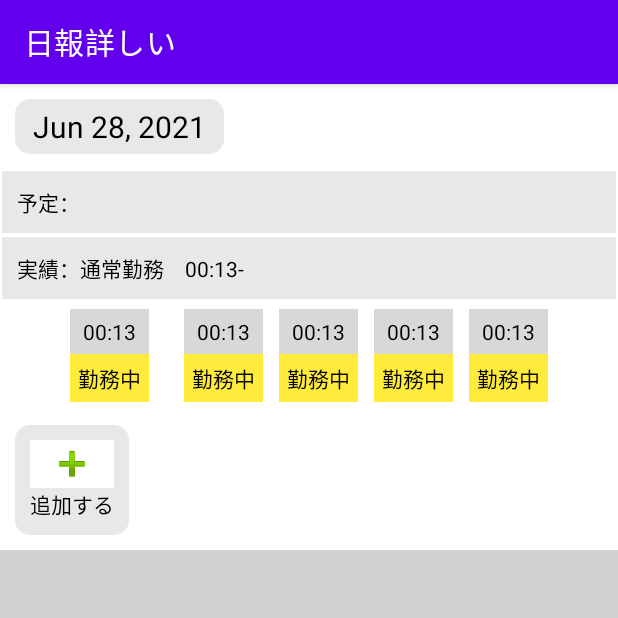
After one commit to chenzhizsqq/CzOffice, an Android app: the ReportDetail screen opened directly, with no data from a screen before it, on a phone screen of 412 x 824 dp, the top half of it. The commit adds this screen. Run offline under Robolectric (Android 15) with nearby library versions, the phone set to English and light mode, and no system bars.

Commit message:
主画面，第四个次画面 -》 日报详细页面 基本设计80%

```diff
--- /dev/null
+++ b/app/src/main/java/com/example/etoffice/ui/report/ReportDetail.kt
@@ -0,0 +1,12 @@
+package com.example.etoffice.ui.report
+
+import androidx.appcompat.app.AppCompatActivity
+import android.os.Bundle
+import com.example.etoffice.R
+
+class ReportDetail : AppCompatActivity() {
+    override fun onCreate(savedInstanceState: Bundle?) {
+        super.onCreate(savedInstanceState)
+        setContentView(R.layout.activity_report_detail)
+    }
+}
--- a/app/src/main/java/com/example/etoffice/ui/report/ReportFragment.kt
+++ b/app/src/main/java/com/example/etoffice/ui/report/ReportFragment.kt
@@ -1,11 +1,14 @@
 package com.example.etoffice.ui.report
 
+import android.content.Intent
 import android.os.Bundle
 import android.view.LayoutInflater
 import android.view.View
 import android.view.ViewGroup
+import android.widget.TableRow
 import androidx.fragment.app.Fragment
 import com.example.etoffice.R
+import com.example.etoffice.ui.MyPage.MyPagePlaceSettingActivity
 
 class ReportFragment : Fragment() {
 
@@ -14,7 +17,17 @@ class ReportFragment : Fragment() {
             container: ViewGroup?,
             savedInstanceState: Bundle?
     ): View? {
-        return inflater.inflate(R.layout.fragment_scrolling_report, container, false)
+        val root = inflater.inflate(R.layout.fragment_scrolling_report, container, false)
+
+
+        //report_info_title
+        val pTableRowInfoTitle: TableRow = root.findViewById(R.id.report_info_title_1) as TableRow
+        pTableRowInfoTitle.setOnClickListener(View.OnClickListener {
+            val intent = Intent(activity, ReportDetail::class.java)
+            startActivity(intent)
+        })
+
+        return root
     }
 
     companion object {
--- a/app/src/main/res/drawable/ic_round_edge_grey.xml
+++ b/app/src/main/res/drawable/ic_round_edge_grey.xml
@@ -1,6 +1,6 @@
 <?xml version="1.0" encoding="utf-8"?>
 <shape xmlns:android="http://schemas.android.com/apk/res/android">
-    <solid android:color="#808080" />
+    <solid android:color="#E8E8E8" />
     <corners android:radius="10dp" />
     <padding
         android:left="5dp"
--- /dev/null
+++ b/app/src/main/res/layout/activity_report_detail.xml
@@ -0,0 +1,284 @@
+<?xml version="1.0" encoding="utf-8"?>
+<androidx.core.widget.NestedScrollView xmlns:android="http://schemas.android.com/apk/res/android"
+    xmlns:app="http://schemas.android.com/apk/res-auto"
+    xmlns:tools="http://schemas.android.com/tools"
+    android:layout_width="match_parent"
+    android:layout_height="match_parent"
+    tools:context=".ui.report.ReportFragment"
+
+    android:background="#D1D1D1">
+
+
+    <TableLayout
+        android:layout_width="match_parent"
+        android:layout_height="wrap_content"
+        android:textAlignment="textStart"
+        android:background="#FFFFFF">
+
+        <TableRow
+            android:padding="10dp"
+            android:layout_width="match_parent"
+            android:layout_height="match_parent">
+
+            <TextView
+                android:background="@drawable/ic_round_edge_grey"
+                android:layout_width="wrap_content"
+                android:layout_height="wrap_content"
+                android:textSize="20dp"
+                android:gravity="center"
+                android:text="Jun 28, 2021"
+                android:textColor="#000000"
+                android:layout_span="2"/>
+        </TableRow>
+
+        <TableRow
+            android:layout_width="match_parent"
+            android:layout_height="wrap_content"
+            android:layout_margin="1dp"
+            android:background="#E8E8E8"
+            android:gravity="left"
+            android:orientation="vertical"
+            android:padding="10dp">
+
+
+            <TextView
+                android:text="予定："
+                android:textColor="@color/black"   android:layout_span="5"/>
+        </TableRow>
+
+        <TableRow
+            android:layout_width="match_parent"
+            android:layout_height="wrap_content"
+            android:layout_margin="1dp"
+            android:background="#E8E8E8"
+            android:gravity="left"
+            android:orientation="vertical"
+            android:padding="10dp">
+
+
+            <TextView
+                android:text="実績：通常勤務　00:13-"
+                android:textColor="@color/black"   android:layout_span="5"/>
+        </TableRow>
+
+        <TableRow
+            android:gravity="center"
+            android:layout_width="match_parent"
+            android:layout_height="match_parent">
+
+
+            <TableLayout
+                android:padding="5dp"
+                android:layout_width="match_parent"
+                android:layout_height="match_parent">
+
+                <TableRow
+                    android:layout_width="match_parent"
+                    android:layout_height="match_parent">
+
+                    <TextView
+                        android:padding="5dp"
+                        android:layout_width="match_parent"
+                        android:layout_height="wrap_content"
+                        android:gravity="center"
+                        android:text="00:13"
+                        android:textColor="#000000"
+                        android:background="#D8D8D8" />
+                </TableRow>
+
+                <TableRow
+                    android:layout_width="match_parent"
+                    android:layout_height="match_parent">
+
+                    <TextView
+                        android:padding="5dp"
+                        android:layout_width="match_parent"
+                        android:layout_height="wrap_content"
+                        android:gravity="center"
+                        android:text="勤務中"
+                        android:textColor="#000000"
+                        android:background="#FFEB3B"/>
+                </TableRow>
+
+            </TableLayout>
+            <TableLayout
+                android:padding="5dp"
+                android:layout_width="match_parent"
+                android:layout_height="match_parent">
+
+                <TableRow
+                    android:layout_width="match_parent"
+                    android:layout_height="match_parent">
+
+                    <TextView
+                        android:padding="5dp"
+                        android:layout_width="match_parent"
+                        android:layout_height="wrap_content"
+                        android:gravity="center"
+                        android:text="00:13"
+                        android:textColor="#000000"
+                        android:background="#D8D8D8" />
+                </TableRow>
+
+                <TableRow
+                    android:layout_width="match_parent"
+                    android:layout_height="match_parent">
+
+                    <TextView
+                        android:padding="5dp"
+                        android:layout_width="match_parent"
+                        android:layout_height="wrap_content"
+                        android:gravity="center"
+                        android:text="勤務中"
+                        android:textColor="#000000"
+                        android:background="#FFEB3B"/>
+                </TableRow>
+
+            </TableLayout>
+            <TableLayout
+                android:padding="5dp"
+                android:layout_width="match_parent"
+                android:layout_height="match_parent">
+
+                <TableRow
+                    android:layout_width="match_parent"
+                    android:layout_height="match_parent">
+
+                    <TextView
+                        android:padding="5dp"
+                        android:layout_width="match_parent"
+                        android:layout_height="wrap_content"
+                        android:gravity="center"
+                        android:text="00:13"
+                        android:textColor="#000000"
+                        android:background="#D8D8D8" />
+                </TableRow>
+
+                <TableRow
+                    android:layout_width="match_parent"
+                    android:layout_height="match_parent">
+
+                    <TextView
+                        android:padding="5dp"
+                        android:layout_width="match_parent"
+                        android:layout_height="wrap_content"
+                        android:gravity="center"
+                        android:text="勤務中"
+                        android:textColor="#000000"
+                        android:background="#FFEB3B"/>
+                </TableRow>
+
+            </TableLayout>
+            <TableLayout
+                android:padding="5dp"
+                android:layout_width="match_parent"
+                android:layout_height="match_parent">
+
+                <TableRow
+                    android:layout_width="match_parent"
+                    android:layout_height="match_parent">
+
+                    <TextView
+                        android:padding="5dp"
+                        android:layout_width="match_parent"
+                        android:layout_height="wrap_content"
+                        android:gravity="center"
+                        android:text="00:13"
+                        android:textColor="#000000"
+                        android:background="#D8D8D8" />
+                </TableRow>
+
+                <TableRow
+                    android:layout_width="match_parent"
+                    android:layout_height="match_parent">
+
+                    <TextView
+                        android:padding="5dp"
+                        android:layout_width="match_parent"
+                        android:layout_height="wrap_content"
+                        android:gravity="center"
+                        android:text="勤務中"
+                        android:textColor="#000000"
+                        android:background="#FFEB3B"/>
+                </TableRow>
+
+            </TableLayout>
+            <TableLayout
+                android:padding="5dp"
+                android:layout_width="match_parent"
+                android:layout_height="match_parent">
+
+                <TableRow
+                    android:layout_width="match_parent"
+                    android:layout_height="match_parent">
+
+                    <TextView
+                        android:padding="5dp"
+                        android:layout_width="match_parent"
+                        android:layout_height="wrap_content"
+                        android:gravity="center"
+                        android:text="00:13"
+                        android:textColor="#000000"
+                        android:background="#D8D8D8" />
+                </TableRow>
+
+                <TableRow
+                    android:layout_width="match_parent"
+                    android:layout_height="match_parent">
+
+                    <TextView
+                        android:padding="5dp"
+                        android:layout_width="match_parent"
+                        android:layout_height="wrap_content"
+                        android:gravity="center"
+                        android:text="勤務中"
+                        android:textColor="#000000"
+                        android:background="#FFEB3B"/>
+                </TableRow>
+
+            </TableLayout>
+        </TableRow>
+        <TableRow
+            android:padding="10dp"
+            android:layout_width="match_parent"
+            android:layout_height="match_parent">
+
+            <TableLayout
+                android:background="@drawable/ic_round_edge_grey"
+                android:padding="10dp"
+                android:layout_width="match_parent"
+                android:layout_height="match_parent"
+                >
+
+                <TableRow
+                    android:layout_width="match_parent"
+                    android:layout_height="match_parent">
+
+                    <ImageButton
+                        android:id="@+id/imageButton"
+                        android:layout_width="0dp"
+                        android:layout_height="wrap_content"
+                        android:background="#FFFFFF"
+                        app:srcCompat="@android:drawable/ic_input_add" />
+                </TableRow>
+
+                <TableRow
+                    android:layout_width="match_parent"
+                    android:layout_height="match_parent">
+
+                    <TextView
+                        android:layout_width="match_parent"
+                        android:layout_height="wrap_content"
+                        android:gravity="center"
+                        android:text="追加する"
+                        android:textColor="#000000"/>
+                </TableRow>
+
+            </TableLayout>
+
+
+        </TableRow>
+
+    </TableLayout>
+
+</androidx.core.widget.NestedScrollView>
--- a/app/src/main/res/layout/fragment_scrolling_report.xml
+++ b/app/src/main/res/layout/fragment_scrolling_report.xml
@@ -27,6 +27,7 @@
         </TableRow>
 
         <TableRow
+            android:id="@+id/report_info_title_1"
             android:layout_width="match_parent"
             android:layout_height="wrap_content"
             android:padding="10dp"
--- a/app/src/main/res/values/strings.xml
+++ b/app/src/main/res/values/strings.xml
@@ -8,5 +8,6 @@
     <string name="title_my_page">マイページ</string>
     <string name="title_activity_my_page_place_setting">作業場所管理</string>
     <string name="title_activity_my_page_change_company">切り替え</string>
+    <string name="title_activity_report_detail">日報詳しい</string>
 
 </resources>
```
Also changed, not shown: app/src/main/AndroidManifest.xml (+8 -2 lines).
